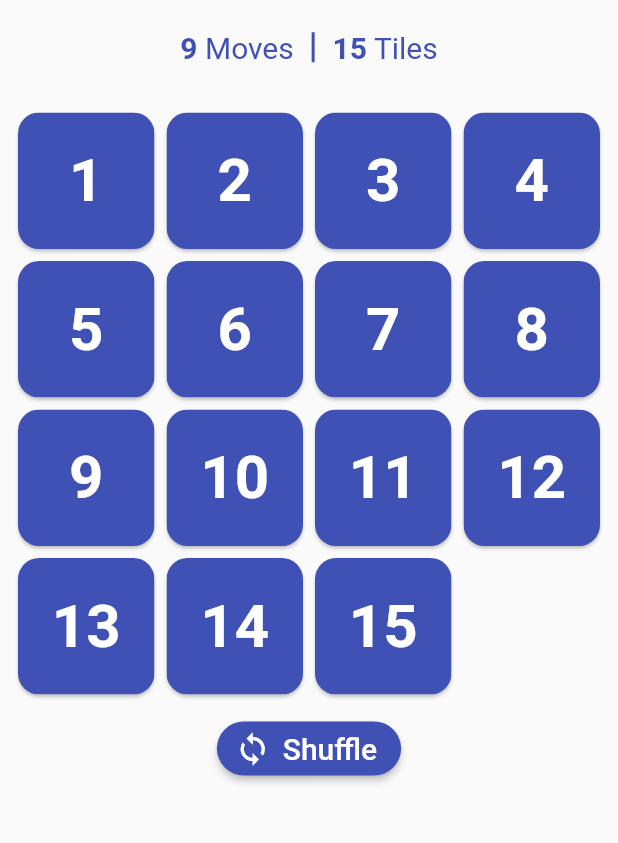
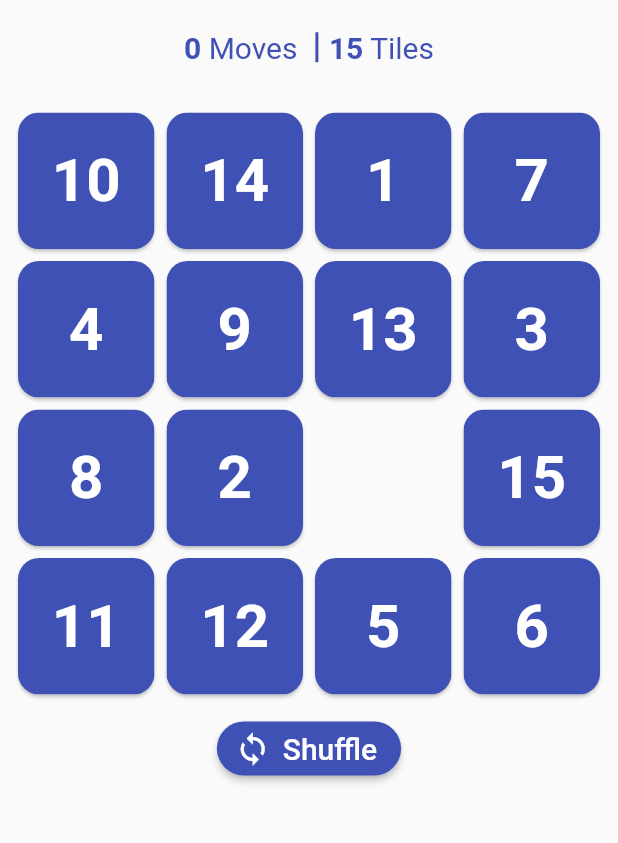
Before and after one commit to HeyAvi/flutter_puzzle, a Flutter app: the screen it shows after launch, after a tap on "Shuffle", on a phone screen of 412 x 824 dp, the part 153-996 px from its top. Run offline on Flutter 3.47's test engine with Material 2 defaults, Android fonts, the light colour scheme and no system bars.

Commit message:
made layout for normal screen

```diff
--- a/lib/additional/puzzle_provider.dart
+++ b/lib/additional/puzzle_provider.dart
@@ -1,12 +1,47 @@
-import 'package:flutter/cupertino.dart';
+import 'package:flutter/material.dart';
 
-class PuzzleProvider extends ChangeNotifier{
+class PuzzleProvider extends ChangeNotifier {
   int _moves = 0;
+  int _completed = 15;
+  final List<int> _numbers = [
+    0,
+    1,
+    2,
+    3,
+    4,
+    5,
+    6,
+    7,
+    8,
+    9,
+    10,
+    11,
+    12,
+    13,
+    14,
+    15,
+  ];
+
+  void updateNumber({required int index}) {
+    _numbers[_numbers.indexOf(0)] = _numbers[index];
+    _numbers[index] = 0;
+    notifyListeners();
+  }
+
   int get moves => _moves;
 
-  void increase(){
+  int get completed => _completed;
+
+  List<int> get numbers => _numbers;
+
+  void shuffleNumbers() {
+    _moves = 0;
+    _numbers.shuffle();
+    notifyListeners();
+  }
+
+  void increaseMove() {
     _moves++;
     notifyListeners();
   }
-
 }
--- a/lib/main.dart
+++ b/lib/main.dart
@@ -17,7 +17,7 @@ class MyApp extends StatelessWidget {
   @override
   Widget build(BuildContext context) {
     return MaterialApp(
-      title: 'Flutter Demo',
+      title: 'Puzz Quiz',
       theme: ThemeData(
         primarySwatch: Colors.indigo,
       ),
--- a/lib/pages/flutter_const_layout/tile.dart
+++ b/lib/pages/flutter_const_layout/tile.dart
@@ -2,12 +2,16 @@ import 'package:flutter/material.dart';
 
 class Tile extends StatelessWidget {
   final String text;
+  final void Function()? onClick;
 
-  const Tile({Key? key, required this.text}) : super(key: key);
+  const Tile({Key? key, required this.text, required this.onClick})
+      : super(key: key);
 
   @override
   Widget build(BuildContext context) {
-    return Card(
+    return GestureDetector(
+      onTap: onClick,
+      child: Card(
         clipBehavior: Clip.antiAliasWithSaveLayer,
         shape: RoundedRectangleBorder(borderRadius: BorderRadius.circular(14)),
         child: Container(
@@ -25,6 +29,7 @@ class Tile extends StatelessWidget {
             ),
           ),
         ),
+      ),
     );
   }
 }
--- a/lib/pages/homepage/homepage.dart
+++ b/lib/pages/homepage/homepage.dart
@@ -1,13 +1,10 @@
-import 'dart:async';
-
 import 'package:flutter/material.dart';
-import 'package:flutter_puzzle/pages/homepage/widgets/normal_screen_size.dart';
-import 'package:flutter_puzzle/pages/homepage/widgets/large_screen_size.dart';
-import 'package:flutter_puzzle/pages/homepage/widgets/medium_screen_size.dart';
+import 'package:flutter_puzzle/additional/puzzle_provider.dart';
+import 'package:flutter_puzzle/pages/homepage/widgets/large_screen/large_screen_size.dart';
+import 'package:flutter_puzzle/pages/homepage/widgets/medium_screen/medium_screen_size.dart';
+import 'package:flutter_puzzle/pages/homepage/widgets/normal_screen/normal_screen_size.dart';
 import 'package:flutter_puzzle/pages/responsive_builder/responsive_page_builder.dart';
 import 'package:provider/provider.dart';
-
-import '../../additional/puzzle_provider.dart';
 
 class HomePage extends StatefulWidget {
   const HomePage({Key? key}) : super(key: key);
@@ -20,10 +17,8 @@ class _HomePageState extends State<HomePage> {
 
   @override
   void initState() {
-    Timer.periodic(const Duration(seconds: 1), (timer) {
-      context.read<PuzzleProvider>().increase();
-    });
     super.initState();
+    context.read<PuzzleProvider>().numbers.shuffle();
   }
 
   @override
--- a/lib/pages/homepage/widgets/large_screen_size.dart
+++ b/lib/pages/homepage/widgets/large_screen/large_screen_size.dart
@@ -1,4 +1,5 @@
 import 'package:flutter/material.dart';
+import 'package:flutter_puzzle/pages/homepage/widgets/puzzle_body/puzzle_body_layout.dart';
 
 class LargeScreenSize extends StatefulWidget {
   const LargeScreenSize({Key? key}) : super(key: key);
@@ -10,6 +11,8 @@ class LargeScreenSize extends StatefulWidget {
 class _LargeScreenSizeState extends State<LargeScreenSize> {
   @override
   Widget build(BuildContext context) {
-    return Text('Large');
+    return Scaffold(
+      body: PuzzleBodyLayout(size: Size(0,0),),
+    );
   }
 }
--- a/lib/pages/homepage/widgets/medium_screen_size.dart
+++ b/lib/pages/homepage/widgets/medium_screen/medium_screen_size.dart
@@ -1,5 +1,6 @@
 import 'package:flutter/material.dart';
 import 'package:flutter_puzzle/additional/puzzle_provider.dart';
+import 'package:flutter_puzzle/pages/homepage/widgets/puzzle_body/puzzle_body_layout.dart';
 import 'package:provider/provider.dart';
 
 class MediumScreenSize extends StatefulWidget {
@@ -15,9 +16,7 @@ class _MediumScreenSizeState extends State<MediumScreenSize> {
     return Consumer<PuzzleProvider>(builder: (BuildContext context, value, Widget? child) {
       return Scaffold(
         body: Center(
-          child: Text(
-            value.moves.toString()
-          ),
+          child: PuzzleBodyLayout(size: Size(0, 0),)
         ),
       );
     },);
--- a/lib/pages/homepage/widgets/normal_screen_size.dart
+++ b/lib/pages/homepage/widgets/normal_screen/normal_screen_size.dart
@@ -3,7 +3,8 @@ import 'dart:async';
 import 'package:flutter/material.dart';
 import 'package:flutter_puzzle/additional/puzzle_provider.dart';
 import 'package:flutter_puzzle/pages/flutter_const_layout/tile.dart';
-import 'package:flutter_puzzle/pages/homepage/widgets/medium_screen_size.dart';
+import 'package:flutter_puzzle/pages/homepage/widgets/medium_screen/medium_screen_size.dart';
+import 'package:flutter_puzzle/pages/homepage/widgets/puzzle_body/puzzle_body_layout.dart';
 import 'package:provider/provider.dart';
 
 class NormalScreenSize extends StatefulWidget {
@@ -58,27 +59,17 @@ class _NormalScreenSizeState extends State<NormalScreenSize> {
               children: [
                 Text(
                   context.watch<PuzzleProvider>().moves.toString(),
-                  // todo get data and link
                   style: const TextStyle(
                     fontSize: 20,
                     fontWeight: FontWeight.bold,
                     color: Colors.indigo,
                   ),
                 ),
-                GestureDetector(
-                  onTap: () {
-                    Navigator.pop(context);
-                    Navigator.push(
-                        context,
-                        MaterialPageRoute(
-                            builder: (_) => const MediumScreenSize()));
-                  },
-                  child: const Text(
+                const Text(
                   ' Moves ',
                   style: TextStyle(
                     fontSize: 20,
                     color: Colors.indigo,
-                    ),
                   ),
                 ),
                 const SizedBox(
@@ -88,9 +79,9 @@ class _NormalScreenSizeState extends State<NormalScreenSize> {
                     thickness: 2,
                   ),
                 ),
-                const Text(
-                  ' 15', // todo get data and link
-                  style: TextStyle(
+                Text(
+                  '${context.watch<PuzzleProvider>().completed}', // todo get data and link completed
+                  style: const TextStyle(
                     fontSize: 20,
                     fontWeight: FontWeight.bold,
                     color: Colors.indigo,
@@ -110,24 +101,15 @@ class _NormalScreenSizeState extends State<NormalScreenSize> {
             ),
             Padding(
               padding: const EdgeInsets.all(8.0),
-              child: GridView.builder(
-                gridDelegate: const SliverGridDelegateWithFixedCrossAxisCount(
-                  crossAxisCount: 4,
-                ),
-                itemCount: 15,
-                shrinkWrap: true,
-                itemBuilder: (BuildContext context, int index) {
-                  return Tile(text: '${index+1}');
-                },
-              ),
+              child: PuzzleBodyLayout(size: Size(0,0) )
             ),
             ElevatedButton.icon(
                 style: ElevatedButton.styleFrom(
                     shape: RoundedRectangleBorder(
-                  borderRadius: BorderRadius.circular(20)
-                )
-              ),
-                onPressed: () {},
+                        borderRadius: BorderRadius.circular(20))),
+                onPressed: () {
+                  context.read<PuzzleProvider>().shuffleNumbers();
+                },
                 icon: const Icon(Icons.loop),
                 label: const Text(
                   'Shuffle',
--- /dev/null
+++ b/lib/pages/homepage/widgets/puzzle_body/puzzle_body_layout.dart
@@ -0,0 +1,42 @@
+import 'package:flutter/material.dart';
+import 'package:flutter_puzzle/additional/puzzle_provider.dart';
+import 'package:flutter_puzzle/pages/flutter_const_layout/tile.dart';
+import 'package:provider/provider.dart';
+
+class PuzzleBodyLayout extends StatefulWidget {
+  final Size size;
+
+  const PuzzleBodyLayout({
+    Key? key,
+    required this.size,
+  }) : super(key: key);
+
+  @override
+  _PuzzleBodyLayoutState createState() => _PuzzleBodyLayoutState();
+}
+
+class _PuzzleBodyLayoutState extends State<PuzzleBodyLayout> {
+  Size? size;
+
+  @override
+  Widget build(BuildContext context) {
+    return GridView.builder(
+        shrinkWrap: true,
+        gridDelegate:
+            const SliverGridDelegateWithFixedCrossAxisCount(crossAxisCount: 4),
+        itemCount: context.watch<PuzzleProvider>().numbers.length,
+        itemBuilder: (BuildContext context, int index) {
+          return (context.watch<PuzzleProvider>().numbers[index] != 0)
+              ? Tile(
+                  text: '${context.watch<PuzzleProvider>().numbers[index]}',
+                  onClick: () {
+                    setState(() {
+                      context.read<PuzzleProvider>().updateNumber(index: index);
+                      context.read<PuzzleProvider>().increaseMove();
+                    });
+                  },
+                )
+              : const SizedBox.shrink();
+        });
+  }
+}
```
Lines whose indentation alone changed are shown as unchanged.
